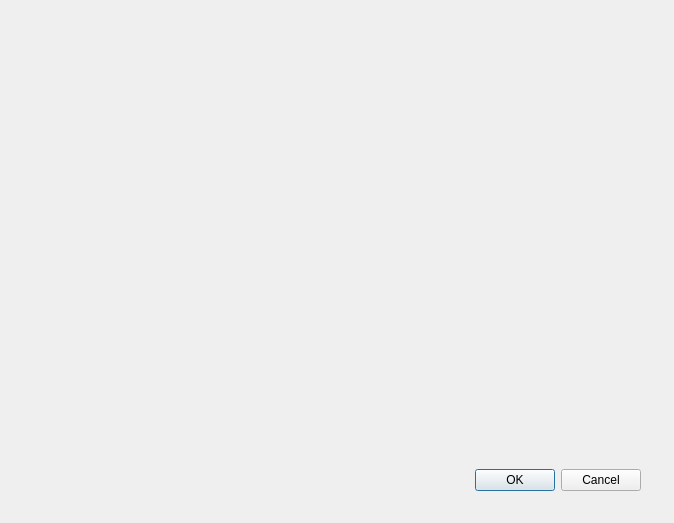
First picture: the form in result.ui, repository henryqingmo/Simple-Trivia, before the edit.
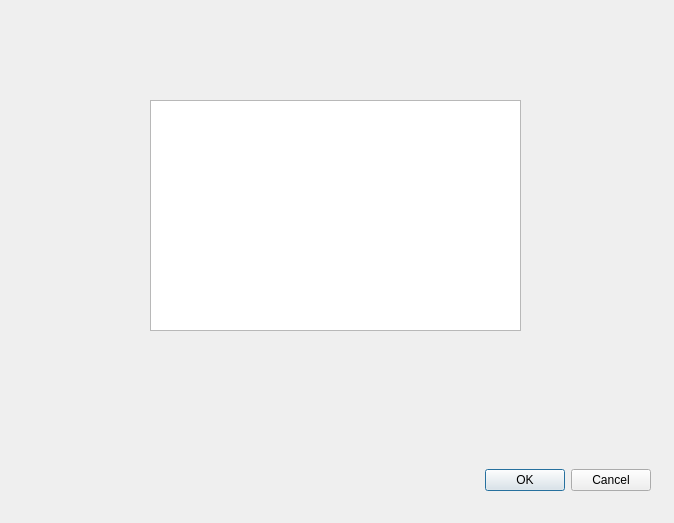
Second picture: the form after the edit.

```diff
--- a/result.ui
+++ b/result.ui
@@ -16,7 +16,7 @@
   <widget class="QDialogButtonBox" name="buttonBox">
    <property name="geometry">
     <rect>
-     <x>320</x>
+     <x>330</x>
      <y>460</y>
      <width>321</width>
      <height>41</height>
@@ -29,6 +29,16 @@
     <set>QDialogButtonBox::Cancel|QDialogButtonBox::Ok</set>
    </property>
   </widget>
+  <widget class="QTextBrowser" name="textBrowser">
+   <property name="geometry">
+    <rect>
+     <x>150</x>
+     <y>100</y>
+     <width>371</width>
+     <height>231</height>
+    </rect>
+   </property>
+  </widget>
  </widget>
  <resources/>
  <connections>
```
Left out of the diff: 8 changed lines with no effect on the pictures.
